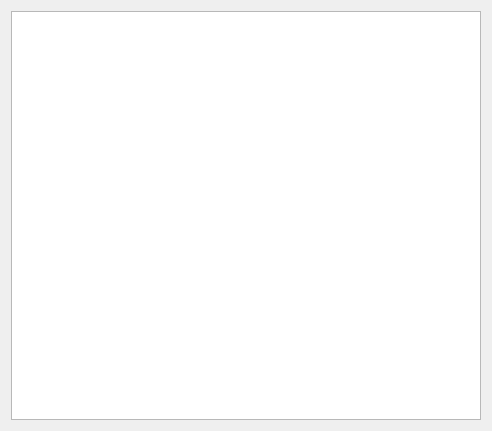
This is lz-launcher/Plugins/Coms/Modbus/Order/OrderView.ui in yolens/lz-launcher as Qt 5 draws it before an edit. The edited form follows.
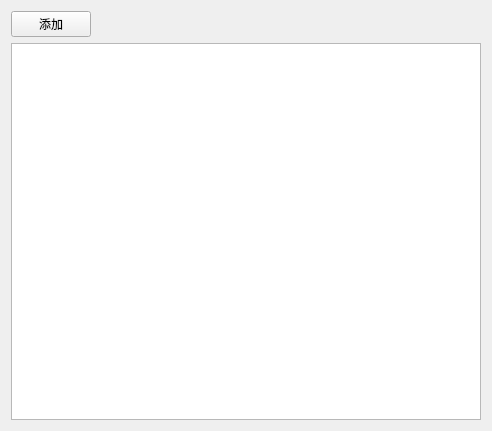
This is the edited form.

The edit to the form file:
```diff
--- a/lz-launcher/Plugins/Coms/Modbus/Order/OrderView.ui
+++ b/lz-launcher/Plugins/Coms/Modbus/Order/OrderView.ui
@@ -14,13 +14,37 @@
    <string>Form</string>
   </property>
   <layout class="QGridLayout" name="gridLayout">
-   <item row="0" column="0">
+   <item row="1" column="0">
     <widget class="QTableView" name="tableView">
      <property name="styleSheet">
       <string notr="true">selection-background-color: rgb(255, 85, 255);</string>
      </property>
     </widget>
    </item>
+   <item row="0" column="0">
+    <layout class="QHBoxLayout" name="horizontalLayout">
+     <item>
+      <widget class="QPushButton" name="pushButton_add">
+       <property name="text">
+        <string>添加</string>
+       </property>
+      </widget>
+     </item>
+     <item>
+      <spacer name="horizontalSpacer">
+       <property name="orientation">
+        <enum>Qt::Horizontal</enum>
+       </property>
+       <property name="sizeHint" stdset="0">
+        <size>
+         <width>40</width>
+         <height>20</height>
+        </size>
+       </property>
+      </spacer>
+     </item>
+    </layout>
+   </item>
   </layout>
  </widget>
  <resources/>
```
